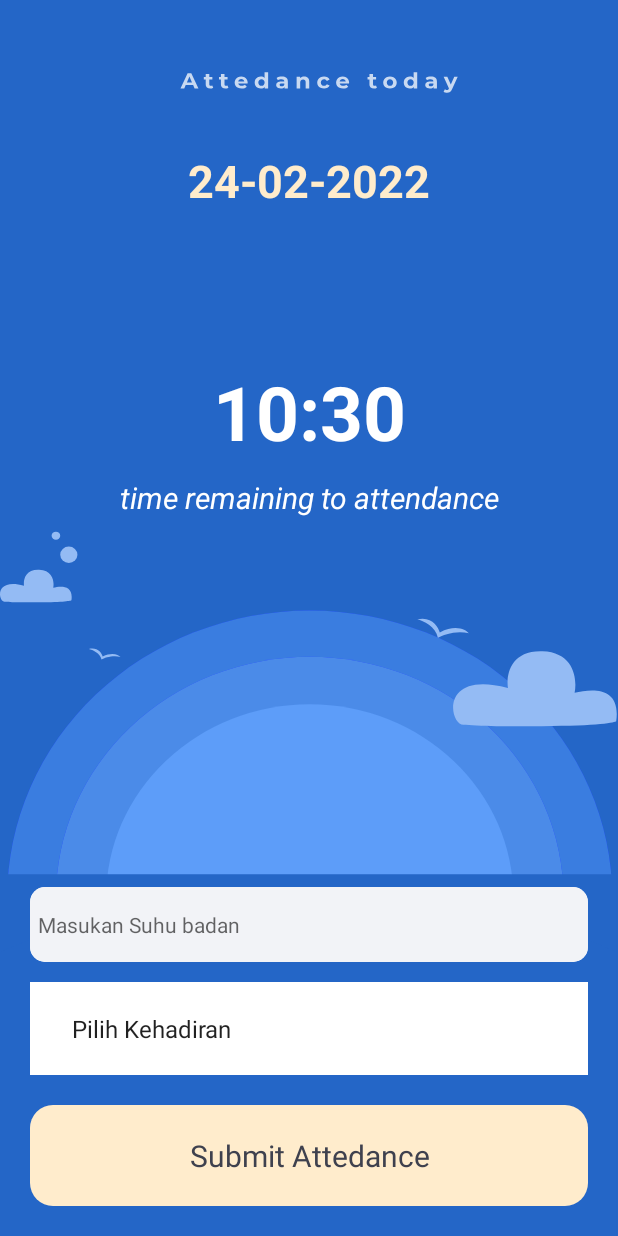
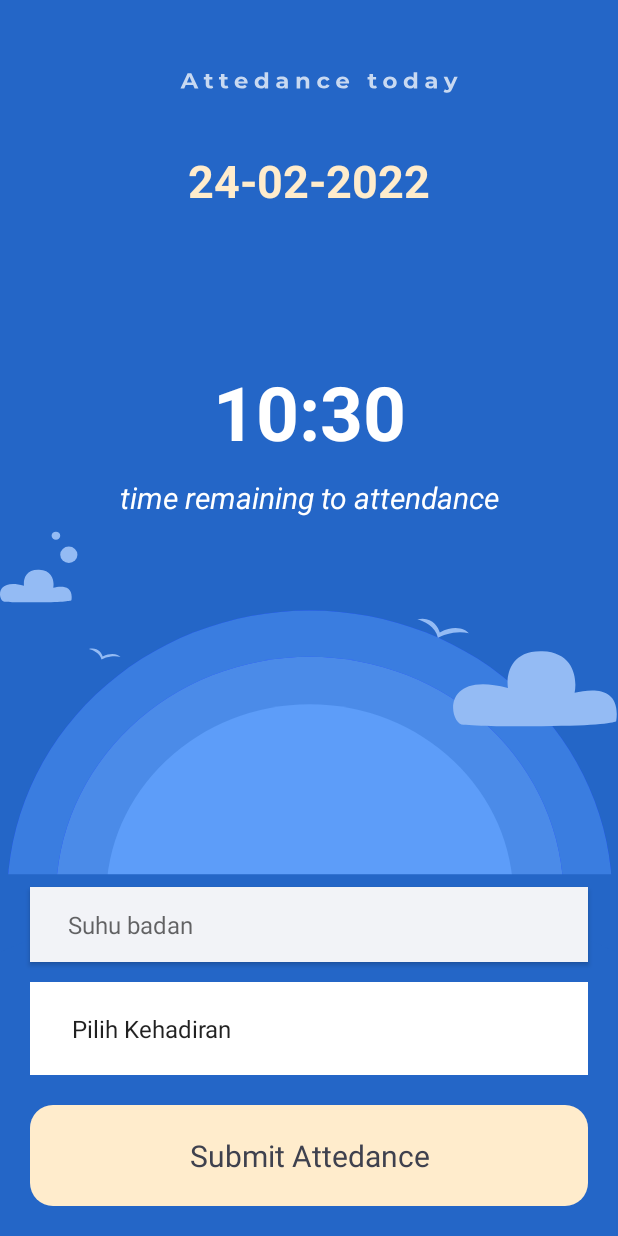
Before and after one commit to billymaulana/android-smartwork-management, an Android app: the AbsenActivity screen opened directly, with no data from a screen before it, on a phone screen of 412 x 824 dp. Run offline under Robolectric (Android 15) with nearby library versions, the phone set to English and light mode, and no system bars; our stand-ins replace ButterKnife, sdp/ssp sizes; libraries missing offline, so code that uses them is left out: cn.pedant.

Commit message:
enhance activity absen

```diff
--- a/app/src/main/res/layout/activity_absen.xml
+++ b/app/src/main/res/layout/activity_absen.xml
@@ -51,7 +51,7 @@
             android:layout_marginRight="20dp"
             android:layout_marginLeft="20dp"
             android:layout_marginBottom="@dimen/_10sdp"
-            app:cardCornerRadius="10dp"
+            app:cardCornerRadius="0dp"
             android:layout_marginTop="5dp"
             android:layout_width="match_parent"
             android:layout_height="50dp">
@@ -61,16 +61,18 @@
                 android:layout_height="match_parent">
                 <EditText
                     android:id="@+id/et_nama"
-                    android:layout_width="0dp"
+                    android:layout_width="match_parent"
                     android:layout_height="match_parent"
                     android:layout_weight="1"
-                    android:hint="Masukan Suhu badan"
+                    app:cardCornerRadius="0dp"
+                    android:hint="Suhu badan"
+                    android:inputType="phone"
                     android:background="@color/abu"
                     android:maxLines="1"
-                    android:paddingStart="5dp"
-                    android:paddingEnd="5dp"
+                    android:paddingStart="25dp"
+                    android:paddingEnd="25dp"
                     android:textColor="@color/black"
-                    android:textSize="14dp" />
+                    android:textSize="16dp" />
             </LinearLayout>
         </androidx.cardview.widget.CardView>
         <LinearLayout
@@ -86,7 +88,7 @@
                 android:paddingTop="20dp"
                 android:paddingBottom="20dp"
                 android:id="@+id/et_kategori"
-                android:layout_width="wrap_content"
+                android:layout_width="match_parent"
                 android:layout_height="match_parent"
                 android:layout_weight="1"
                 android:background="@color/Transparent"
```
